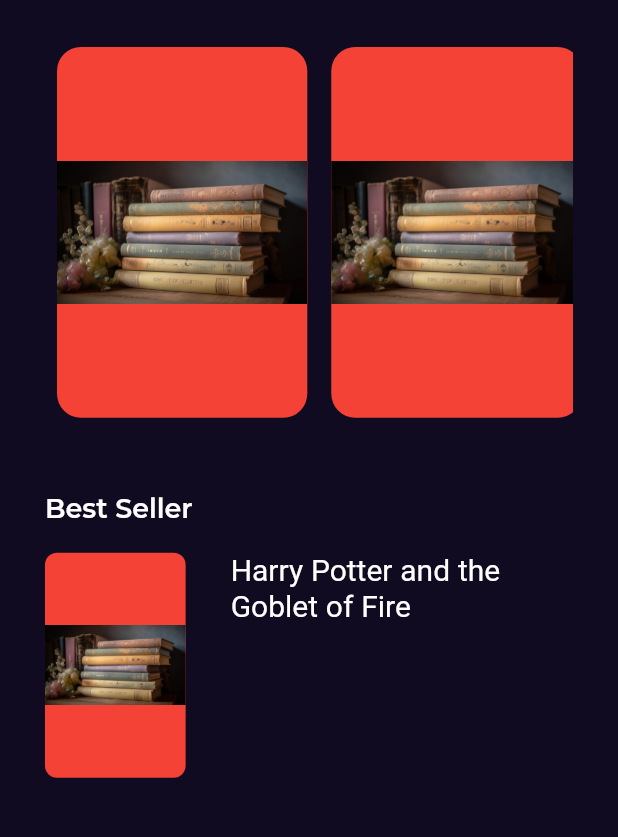
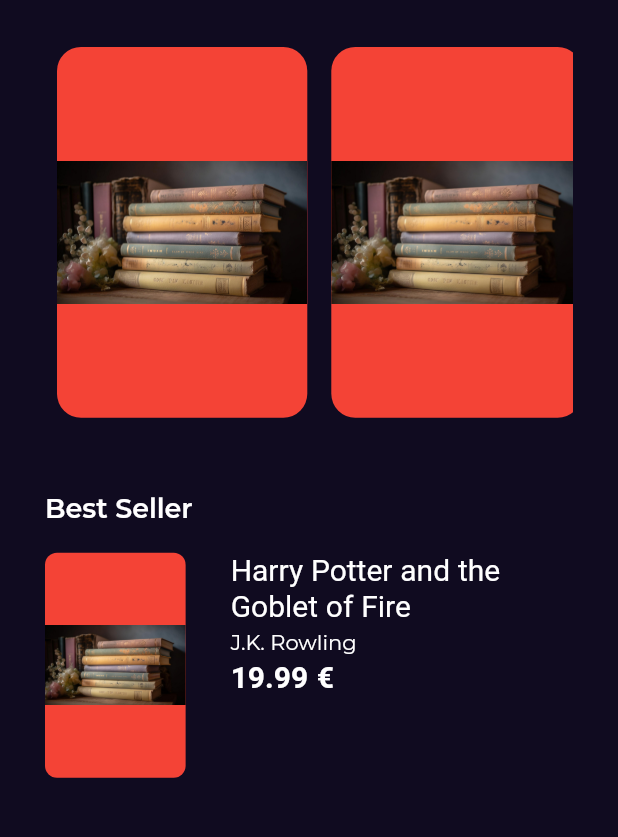
Before and after one commit to AhmedAlbay/bookly_app, a Flutter app: the screen it shows after launch, on a phone screen of 412 x 824 dp, the part 115-952 px from its top. Run offline on Flutter 3.47's test engine with Material 2 defaults, Android fonts, the phone set to English and light mode, and no system bars; our stand-ins replace font_awesome_flutter, get, google_fonts.

Commit message:
best seller item part3

```diff
--- a/lib/Features/home/presentation/views/widgets/best_seller_list_view_item.dart
+++ b/lib/Features/home/presentation/views/widgets/best_seller_list_view_item.dart
@@ -21,22 +21,42 @@ class BestSallerListViewItem extends StatelessWidget {
                       image: AssetImage(AssetsData.testimage))),
             ),
           ),
-          SizedBox(
+          const SizedBox(
             width: 30,
           ),
           SizedBox(
             width: MediaQuery.of(context).size.width * .5,
             child: Column(
+              crossAxisAlignment: CrossAxisAlignment.start,
               children: [
-                Text(
+                const Text(
                   'Harry Potter and the Goblet of Fire',
                   maxLines: 2,
                   overflow: TextOverflow.ellipsis,
                   style: Styles.textStyle20,
+                ),
+                const SizedBox(
+                  height: 3,
+                ),
+                const Text(
+                  'J.K. Rowling',
+                  style: Styles.textStyle14,
+                ),
+                const SizedBox(
+                  height: 3,
+                ),
+                Row(
+                  children: [
+                    Text(
+                      '19.99 €',
+                      style: Styles.textStyle20
+                          .copyWith(fontWeight: FontWeight.bold),
+                    )
+                  ],
                 )
               ],
             ),
-          )
+          ),
         ],
       ),
     );
```
